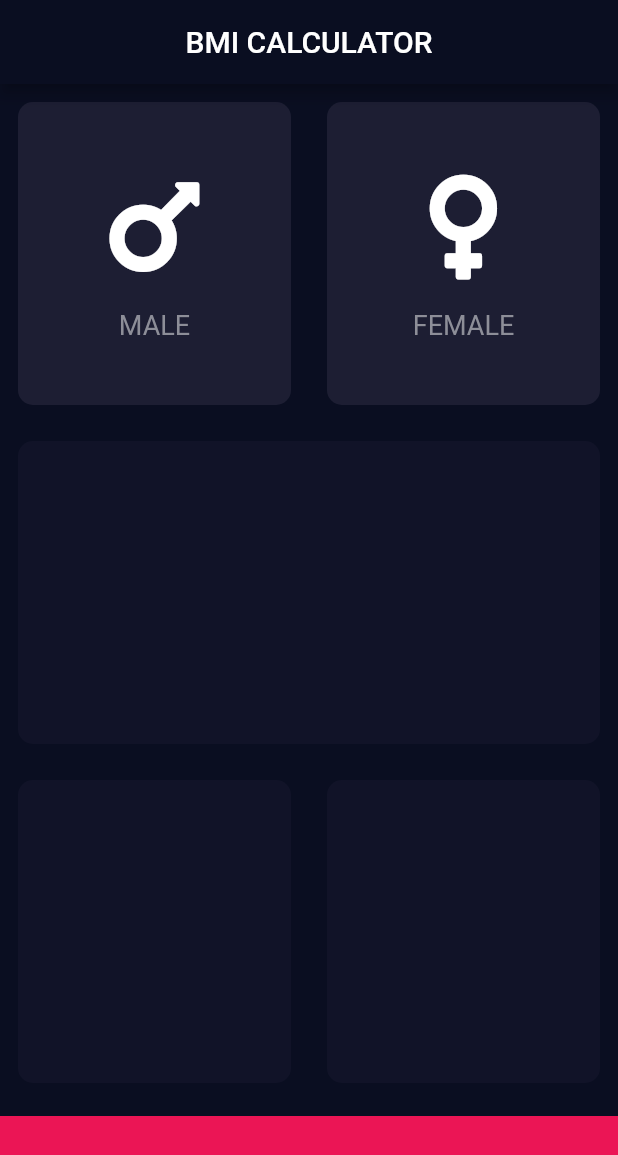
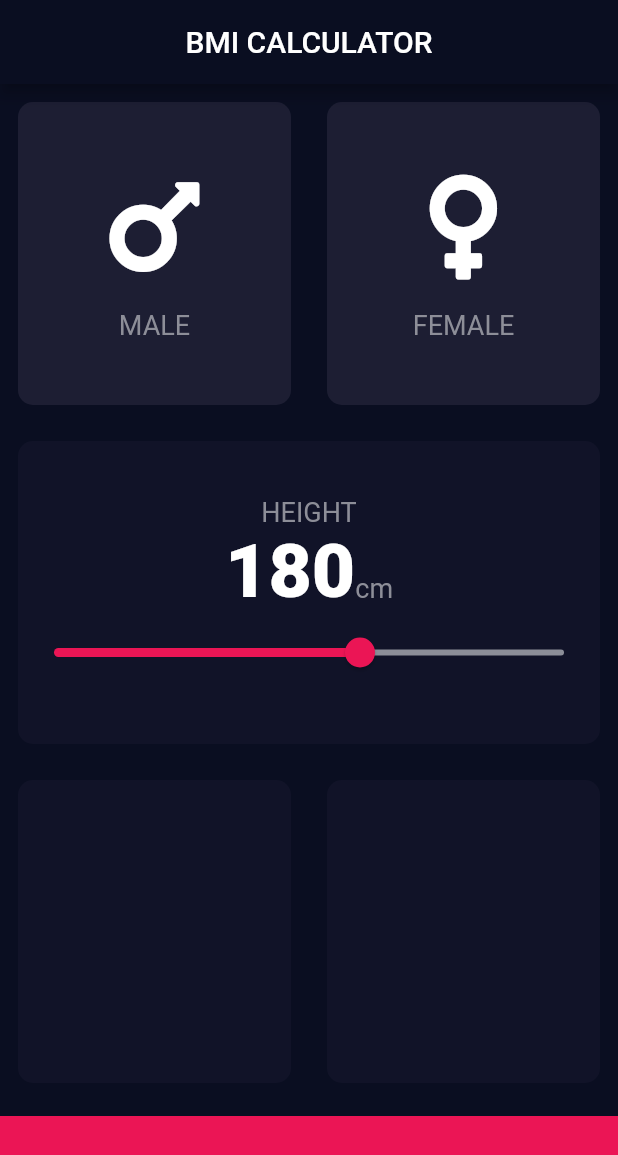
Before and after one commit to TsengYiYao/bmi-calculator, a Flutter app: the screen it shows after launch, on a phone screen of 412 x 824 dp. Shown: the top 1155 px of the screen. Run offline on Flutter 3.47's test engine with Material 2 defaults, Android fonts, the phone set to English and light mode, and no system bars; our stand-ins replace font_awesome_flutter.

```diff
--- /dev/null
+++ b/lib/constants.dart
@@ -0,0 +1,16 @@
+import 'package:flutter/material.dart';
+
+const kBottomContainerHeight = 80.0;
+const kBottomContainerColor = Color(0xFFEB1555);
+const kActiveCardColor = Color(0xFF111328);
+const kInActiveCardColor = Color(0xFF1D1E33);
+
+const kLabelTextStyle = TextStyle(
+  fontSize: 18,
+  color: Color(0xFF8D8E98),
+);
+
+const kLargeLabelTextStyle = TextStyle(
+  fontSize: 50,
+  fontWeight: FontWeight.w900,
+);
--- a/lib/input_content.dart
+++ b/lib/input_content.dart
@@ -1,9 +1,5 @@
 import 'package:flutter/material.dart';
-
-const labelTextStyle = TextStyle(
-  fontSize: 18,
-  color: Color(0xFF8D8E98),
-);
+import 'constants.dart';
 
 class IconContent extends StatelessWidget {
   IconContent({@required this.icon, this.text});
@@ -25,7 +21,7 @@ class IconContent extends StatelessWidget {
         ),
         Text(
           text,
-          style: labelTextStyle,
+          style: kLabelTextStyle,
         ),
       ],
     );
--- a/lib/input_page.dart
+++ b/lib/input_page.dart
@@ -1,5 +1,6 @@
 import 'package:flutter/material.dart';
 import 'package:font_awesome_flutter/font_awesome_flutter.dart';
+import 'constants.dart';
 import 'reusable_card.dart';
 import 'input_content.dart';
 
@@ -8,11 +9,6 @@ enum Gender {
   female,
 }
 
-const bottomContainerHeight = 80.0;
-const bottomContainerColor = Color(0xFFEB1555);
-const activeCardColor = Color(0xFF111328);
-const inActiveCardColor = Color(0xFF1D1E33);
-
 class InputPage extends StatefulWidget {
   @override
   _InputPageState createState() => _InputPageState();
@@ -20,6 +16,7 @@ class InputPage extends StatefulWidget {
 
 class _InputPageState extends State<InputPage> {
   Gender selectedGender;
+  int height = 180;
 
   @override
   Widget build(BuildContext context) {
@@ -30,6 +27,7 @@ class _InputPageState extends State<InputPage> {
       ),
       body: SafeArea(
         child: Column(
+          crossAxisAlignment: CrossAxisAlignment.stretch,
           children: <Widget>[
             Expanded(
                 child: Row(
@@ -42,8 +40,8 @@ class _InputPageState extends State<InputPage> {
                       });
                     },
                     color: selectedGender == Gender.male
-                        ? activeCardColor
-                        : inActiveCardColor,
+                        ? kActiveCardColor
+                        : kInActiveCardColor,
                     cardChild: IconContent(
                       icon: FontAwesomeIcons.mars,
                       text: 'MALE',
@@ -58,8 +56,8 @@ class _InputPageState extends State<InputPage> {
                       });
                     },
                     color: selectedGender == Gender.female
-                        ? activeCardColor
-                        : inActiveCardColor,
+                        ? kActiveCardColor
+                        : kInActiveCardColor,
                     cardChild: IconContent(
                       icon: FontAwesomeIcons.venus,
                       text: 'FEMALE',
@@ -69,24 +67,62 @@ class _InputPageState extends State<InputPage> {
               ],
             )),
             Expanded(
-              child: ReusableCard(color: activeCardColor),
+              child: ReusableCard(
+                color: kActiveCardColor,
+                cardChild: Column(
+                  mainAxisAlignment: MainAxisAlignment.center,
+                  children: <Widget>[
+                    Text(
+                      'HEIGHT',
+                      style: kLabelTextStyle,
+                    ),
+                    Row(
+                      mainAxisAlignment: MainAxisAlignment.center,
+                      crossAxisAlignment: CrossAxisAlignment.baseline,
+                      textBaseline: TextBaseline.alphabetic,
+                      children: <Widget>[
+                        Text(
+                          height.toString(),
+                          style: kLargeLabelTextStyle,
+                        ),
+                        Text(
+                          'cm',
+                          style: kLabelTextStyle,
+                        ),
+                      ],
+                    ),
+                    Slider(
+                      value: height.toDouble(),
+                      min: 120,
+                      max: 220,
+                      activeColor: Color(0xFFEB1555),
+                      inactiveColor: Color(0xFF8C8E98),
+                      onChanged: (double newValue) {
+                        setState(() {
+                          height = newValue.round();
+                        });
+                      },
+                    ),
+                  ],
+                ),
+              ),
             ),
             Expanded(
                 child: Row(
               children: <Widget>[
                 Expanded(
-                  child: ReusableCard(color: activeCardColor),
+                  child: ReusableCard(color: kActiveCardColor),
                 ),
                 Expanded(
-                  child: ReusableCard(color: activeCardColor),
+                  child: ReusableCard(color: kActiveCardColor),
                 ),
               ],
             )),
             Container(
-              color: bottomContainerColor,
+              color: kBottomContainerColor,
               margin: EdgeInsets.only(top: 10),
               width: double.infinity,
-              height: bottomContainerHeight,
+              height: kBottomContainerHeight,
             ),
           ],
         ),
```
